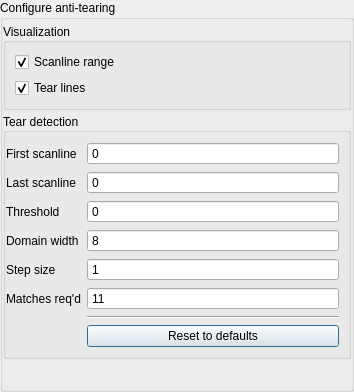
Qt form src/display/qt/dialogs/ui/anti_tear_dialog.ui (mrehkopf/vcs) before a commit.
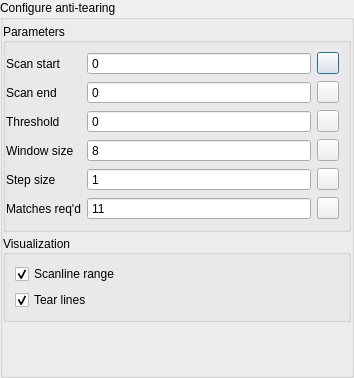
The same form after that commit.

Commit message:
gui/anti-tear-dialog: Add buttons for resetting individual...
...parameter values.

These individual buttons replace the single button that reset all
parameters.

```diff
--- a/src/display/qt/dialogs/ui/anti_tear_dialog.ui
+++ b/src/display/qt/dialogs/ui/anti_tear_dialog.ui
@@ -7,7 +7,7 @@
     <x>0</x>
     <y>0</y>
     <width>354</width>
-    <height>392</height>
+    <height>378</height>
    </rect>
   </property>
   <property name="windowTitle">
@@ -43,7 +43,7 @@
         <x>0</x>
         <y>0</y>
         <width>354</width>
-        <height>392</height>
+        <height>378</height>
        </rect>
       </property>
       <layout class="QVBoxLayout" name="verticalLayout">
@@ -84,7 +84,7 @@
            <number>0</number>
           </property>
           <item>
-           <widget class="QGroupBox" name="groupBox_visualization">
+           <widget class="QGroupBox" name="groupBox_parameters">
             <property name="sizePolicy">
              <sizepolicy hsizetype="Preferred" vsizetype="Maximum">
               <horstretch>0</horstretch>
@@ -92,60 +92,7 @@
              </sizepolicy>
             </property>
             <property name="title">
-             <string>Visualization</string>
-            </property>
-            <property name="alignment">
-             <set>Qt::AlignLeading|Qt::AlignLeft|Qt::AlignVCenter</set>
-            </property>
-            <property name="flat">
-             <bool>false</bool>
-            </property>
-            <property name="checkable">
-             <bool>false</bool>
-            </property>
-            <property name="checked">
-             <bool>false</bool>
-            </property>
-            <layout class="QGridLayout" name="gridLayout_3">
-             <property name="leftMargin">
-              <number>9</number>
-             </property>
-             <property name="rightMargin">
-              <number>9</number>
-             </property>
-             <item row="0" column="0">
-              <widget class="QCheckBox" name="checkBox_visualizeRange">
-               <property name="text">
-                <string>Scanline range</string>
-               </property>
-               <property name="checked">
-                <bool>true</bool>
-               </property>
-              </widget>
-             </item>
-             <item row="1" column="0">
-              <widget class="QCheckBox" name="checkBox_visualizeTear">
-               <property name="text">
-                <string>Tear lines</string>
-               </property>
-               <property name="checked">
-                <bool>true</bool>
-               </property>
-              </widget>
-             </item>
-            </layout>
-           </widget>
-          </item>
-          <item>
-           <widget class="QGroupBox" name="groupBox_2">
-            <property name="sizePolicy">
-             <sizepolicy hsizetype="Preferred" vsizetype="Maximum">
-              <horstretch>0</horstretch>
-              <verstretch>0</verstretch>
-             </sizepolicy>
-            </property>
-            <property name="title">
-             <string>Tear detection</string>
+             <string>Parameters</string>
             </property>
             <property name="alignment">
              <set>Qt::AlignLeading|Qt::AlignLeft|Qt::AlignVCenter</set>
@@ -160,55 +107,16 @@
              <property name="rightMargin">
               <number>9</number>
              </property>
-             <item row="0" column="0">
-              <widget class="QLabel" name="label">
-               <property name="sizePolicy">
-                <sizepolicy hsizetype="Maximum" vsizetype="Preferred">
-                 <horstretch>0</horstretch>
-                 <verstretch>0</verstretch>
-                </sizepolicy>
-               </property>
-               <property name="text">
-                <string>First scanline</string>
-               </property>
-              </widget>
-             </item>
-             <item row="3" column="0">
-              <widget class="QLabel" name="label_4">
-               <property name="sizePolicy">
-                <sizepolicy hsizetype="Maximum" vsizetype="Preferred">
-                 <horstretch>0</horstretch>
-                 <verstretch>0</verstretch>
-                </sizepolicy>
-               </property>
-               <property name="text">
-                <string>Domain width</string>
-               </property>
-              </widget>
-             </item>
-             <item row="6" column="1">
-              <widget class="Line" name="line">
-               <property name="frameShadow">
-                <enum>QFrame::Sunken</enum>
-               </property>
-               <property name="orientation">
-                <enum>Qt::Horizontal</enum>
-               </property>
-              </widget>
-             </item>
-             <item row="5" column="1">
-              <widget class="QSpinBox" name="spinBox_matchesReqd">
+             <item row="3" column="1">
+              <widget class="QSpinBox" name="spinBox_domainSize">
                <property name="buttonSymbols">
                 <enum>QAbstractSpinBox::NoButtons</enum>
                </property>
-               <property name="minimum">
-                <number>1</number>
-               </property>
                <property name="maximum">
-                <number>1000</number>
+                <number>10000</number>
                </property>
                <property name="value">
-                <number>11</number>
+                <number>8</number>
                </property>
               </widget>
              </item>
@@ -225,16 +133,6 @@
                </property>
               </widget>
              </item>
-             <item row="0" column="1">
-              <widget class="QSpinBox" name="spinBox_rangeUp">
-               <property name="buttonSymbols">
-                <enum>QAbstractSpinBox::NoButtons</enum>
-               </property>
-               <property name="maximum">
-                <number>9999</number>
-               </property>
-              </widget>
-             </item>
              <item row="2" column="1">
               <widget class="QSpinBox" name="spinBox_threshold">
                <property name="buttonSymbols">
@@ -245,10 +143,39 @@
                </property>
               </widget>
              </item>
-             <item row="7" column="1">
-              <widget class="QPushButton" name="pushButton_resetDefaults">
-               <property name="text">
-                <string>Reset to defaults</string>
+             <item row="1" column="1">
+              <widget class="QSpinBox" name="spinBox_rangeDown">
+               <property name="buttonSymbols">
+                <enum>QAbstractSpinBox::NoButtons</enum>
+               </property>
+               <property name="maximum">
+                <number>9999</number>
+               </property>
+              </widget>
+             </item>
+             <item row="5" column="1">
+              <widget class="QSpinBox" name="spinBox_matchesReqd">
+               <property name="buttonSymbols">
+                <enum>QAbstractSpinBox::NoButtons</enum>
+               </property>
+               <property name="minimum">
+                <number>1</number>
+               </property>
+               <property name="maximum">
+                <number>1000</number>
+               </property>
+               <property name="value">
+                <number>11</number>
+               </property>
+              </widget>
+             </item>
+             <item row="0" column="1">
+              <widget class="QSpinBox" name="spinBox_rangeUp">
+               <property name="buttonSymbols">
+                <enum>QAbstractSpinBox::NoButtons</enum>
+               </property>
+               <property name="maximum">
+                <number>9999</number>
                </property>
               </widget>
              </item>
@@ -265,29 +192,6 @@
                </property>
               </widget>
              </item>
-             <item row="1" column="1">
-              <widget class="QSpinBox" name="spinBox_rangeDown">
-               <property name="buttonSymbols">
-                <enum>QAbstractSpinBox::NoButtons</enum>
-               </property>
-               <property name="maximum">
-                <number>9999</number>
-               </property>
-              </widget>
-             </item>
-             <item row="3" column="1">
-              <widget class="QSpinBox" name="spinBox_domainSize">
-               <property name="buttonSymbols">
-                <enum>QAbstractSpinBox::NoButtons</enum>
-               </property>
-               <property name="maximum">
-                <number>10000</number>
-               </property>
-               <property name="value">
-                <number>8</number>
-               </property>
-              </widget>
-             </item>
              <item row="4" column="1">
               <widget class="QSpinBox" name="spinBox_stepSize">
                <property name="buttonSymbols">
@@ -301,6 +205,45 @@
                </property>
               </widget>
              </item>
+             <item row="1" column="0">
+              <widget class="QLabel" name="label_2">
+               <property name="sizePolicy">
+                <sizepolicy hsizetype="Maximum" vsizetype="Preferred">
+                 <horstretch>0</horstretch>
+                 <verstretch>0</verstretch>
+                </sizepolicy>
+               </property>
+               <property name="text">
+                <string>Scan end</string>
+               </property>
+              </widget>
+             </item>
+             <item row="0" column="0">
+              <widget class="QLabel" name="label">
+               <property name="sizePolicy">
+                <sizepolicy hsizetype="Maximum" vsizetype="Preferred">
+                 <horstretch>0</horstretch>
+                 <verstretch>0</verstretch>
+                </sizepolicy>
+               </property>
+               <property name="text">
+                <string>Scan start</string>
+               </property>
+              </widget>
+             </item>
+             <item row="3" column="0">
+              <widget class="QLabel" name="label_4">
+               <property name="sizePolicy">
+                <sizepolicy hsizetype="Maximum" vsizetype="Preferred">
+                 <horstretch>0</horstretch>
+                 <verstretch>0</verstretch>
+                </sizepolicy>
+               </property>
+               <property name="text">
+                <string>Window size</string>
+               </property>
+              </widget>
+             </item>
              <item row="2" column="0">
               <widget class="QLabel" name="label_3">
                <property name="sizePolicy">
@@ -314,16 +257,188 @@
                </property>
               </widget>
              </item>
+             <item row="0" column="2">
+              <widget class="QPushButton" name="pushButton_reset_value_scanStart">
+               <property name="minimumSize">
+                <size>
+                 <width>22</width>
+                 <height>0</height>
+                </size>
+               </property>
+               <property name="maximumSize">
+                <size>
+                 <width>22</width>
+                 <height>16777215</height>
+                </size>
+               </property>
+               <property name="toolTip">
+                <string>Reset to default</string>
+               </property>
+               <property name="text">
+                <string/>
+               </property>
+              </widget>
+             </item>
+             <item row="1" column="2">
+              <widget class="QPushButton" name="pushButton_reset_value_scanEnd">
+               <property name="minimumSize">
+                <size>
+                 <width>22</width>
+                 <height>0</height>
+                </size>
+               </property>
+               <property name="maximumSize">
+                <size>
+                 <width>22</width>
+                 <height>16777215</height>
+                </size>
+               </property>
+               <property name="toolTip">
+                <string>Reset to default</string>
+               </property>
+               <property name="text">
+                <string/>
+               </property>
+              </widget>
+             </item>
+             <item row="2" column="2">
+              <widget class="QPushButton" name="pushButton_reset_value_threshold">
+               <property name="minimumSize">
+                <size>
+                 <width>22</width>
+                 <height>0</height>
+                </size>
+               </property>
+               <property name="maximumSize">
+                <size>
+                 <width>22</width>
+                 <height>16777215</height>
+                </size>
+               </property>
+               <property name="toolTip">
+                <string>Reset to default</string>
+               </property>
+               <property name="text">
+                <string/>
+               </property>
+              </widget>
+             </item>
+             <item row="3" column="2">
+              <widget class="QPushButton" name="pushButton_reset_value_windowSize">
+               <property name="minimumSize">
+                <size>
+                 <width>22</width>
+                 <height>0</height>
+                </size>
+               </property>
+               <property name="maximumSize">
+                <size>
+                 <width>22</width>
+                 <height>16777215</height>
+                </size>
+               </property>
+               <property name="toolTip">
+                <string>Reset to default</string>
+               </property>
+               <property name="text">
+                <string/>
+               </property>
+              </widget>
+             </item>
+             <item row="4" column="2">
+              <widget class="QPushButton" name="pushButton_reset_value_stepSize">
+               <property name="minimumSize">
+                <size>
+                 <width>22</width>
+                 <height>0</height>
+                </size>
+               </property>
+               <property name="maximumSize">
+                <size>
+                 <width>22</width>
+                 <height>16777215</height>
+                </size>
+               </property>
+               <property name="toolTip">
+                <string>Reset to default</string>
+               </property>
+               <property name="text">
+                <string/>
+               </property>
+              </widget>
+             </item>
+             <item row="5" column="2">
+              <widget class="QPushButton" name="pushButton_reset_value_matchesReqd">
+               <property name="minimumSize">
+                <size>
+                 <width>22</width>
+                 <height>0</height>
+                </size>
+               </property>
+               <property name="maximumSize">
+                <size>
+                 <width>22</width>
+                 <height>16777215</height>
+                </size>
+               </property>
+               <property name="toolTip">
+                <string>Reset to default</string>
+               </property>
+               <property name="text">
+                <string/>
+               </property>
+              </widget>
+             </item>
+            </layout>
+           </widget>
+          </item>
+          <item>
+           <widget class="QGroupBox" name="groupBox_visualization">
+            <property name="sizePolicy">
+             <sizepolicy hsizetype="Preferred" vsizetype="Maximum">
+              <horstretch>0</horstretch>
+              <verstretch>0</verstretch>
+             </sizepolicy>
+            </property>
+            <property name="title">
+             <string>Visualization</string>
+            </property>
+            <property name="alignment">
+             <set>Qt::AlignLeading|Qt::AlignLeft|Qt::AlignVCenter</set>
+            </property>
+            <property name="flat">
+             <bool>false</bool>
+            </property>
+            <property name="checkable">
+             <bool>false</bool>
+            </property>
+            <property name="checked">
+             <bool>false</bool>
+            </property>
+            <layout class="QGridLayout" name="gridLayout_3">
+             <property name="leftMargin">
+              <number>9</number>
+             </property>
+             <property name="rightMargin">
+              <number>9</number>
+             </property>
+             <item row="0" column="0">
+              <widget class="QCheckBox" name="checkBox_visualizeRange">
+               <property name="text">
+                <string>Scanline range</string>
+               </property>
+               <property name="checked">
+                <bool>true</bool>
+               </property>
+              </widget>
+             </item>
              <item row="1" column="0">
-              <widget class="QLabel" name="label_2">
-               <property name="sizePolicy">
-                <sizepolicy hsizetype="Maximum" vsizetype="Preferred">
-                 <horstretch>0</horstretch>
-                 <verstretch>0</verstretch>
-                </sizepolicy>
-               </property>
+              <widget class="QCheckBox" name="checkBox_visualizeTear">
                <property name="text">
-                <string>Last scanline</string>
+                <string>Tear lines</string>
+               </property>
+               <property name="checked">
+                <bool>true</bool>
                </property>
               </widget>
              </item>
```
The commit also changes 1 other file.
